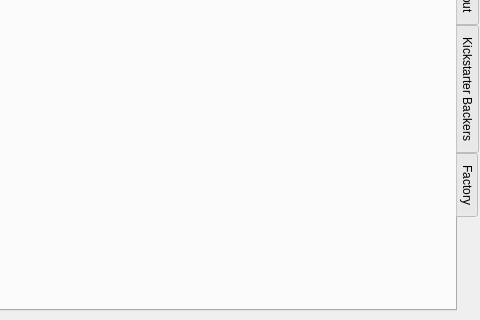
krontech/chronos-cam-app, file src/utilwindow.ui: the form before one commit; both pictures show x 320 to 800 and y 160 to 480 of the 800 by 480 pixel window.
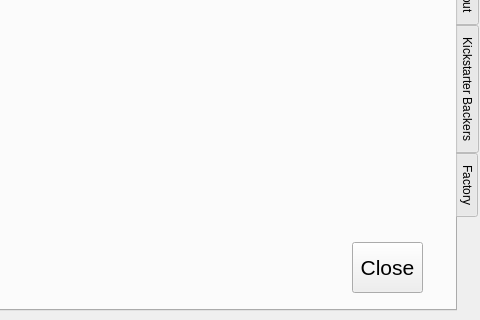
The form after the commit. The open tabs and pages were chosen to show the change. Custom widgets are drawn as their Qt base class.

Commit message: Add Close buttons to all tabs of Utilwindow except Kickstarter backers

The edit to the form file:
```diff
--- a/src/utilwindow.ui
+++ b/src/utilwindow.ui
@@ -602,6 +602,24 @@
 from backup</string>
      </property>
     </widget>
+    <widget class="QPushButton" name="cmdClose_2">
+     <property name="geometry">
+      <rect>
+       <x>660</x>
+       <y>390</y>
+       <width>71</width>
+       <height>51</height>
+      </rect>
+     </property>
+     <property name="font">
+      <font>
+       <pointsize>16</pointsize>
+      </font>
+     </property>
+     <property name="text">
+      <string>Close</string>
+     </property>
+    </widget>
    </widget>
    <widget class="QWidget" name="tabAbout">
     <attribute name="title">
```
Left out of the diff: 36 changed lines with no effect on the pictures. The commit also changes 2 other files.
